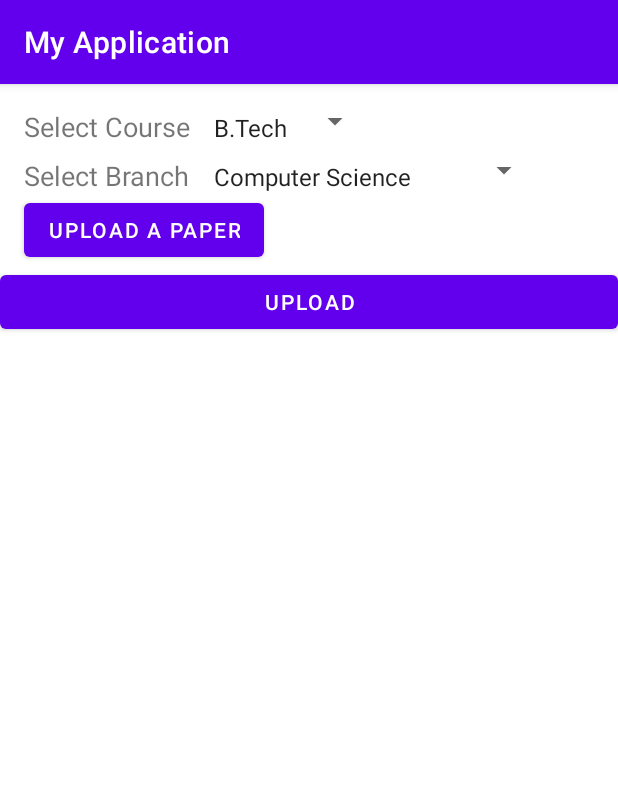
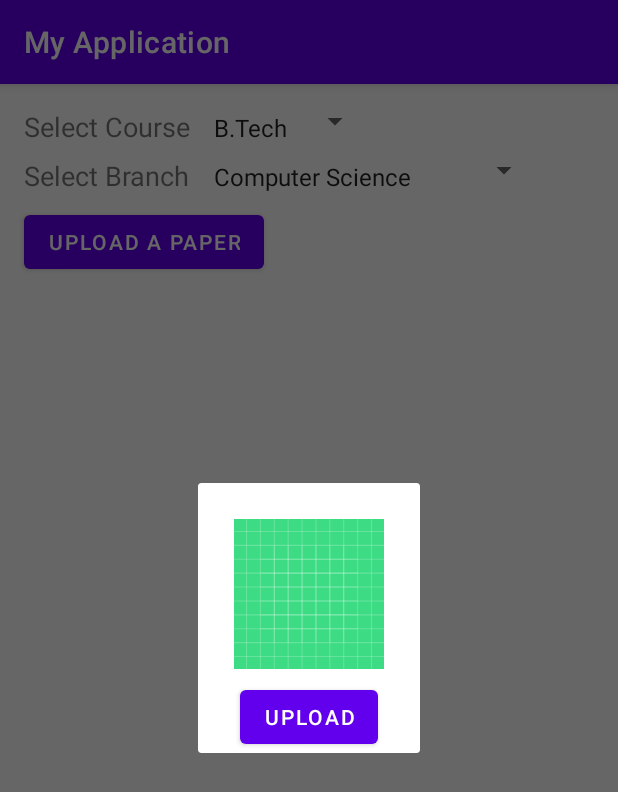
Before and after one commit to rishujam/paper, an Android app: the CollegeFragment screen opened through its navigation route, after a tap on "UPLOAD A PAPER", on a phone screen of 412 x 824 dp. Shown: the top 792 px of the screen. Run offline under Robolectric (Android 15) with nearby library versions, the phone set to English and light mode, and no system bars; our stand-ins replace Firebase (no records; nobody signed in at launch, a user with empty details on screens opened directly).

Commit message:
dialog to upload added

```diff
--- a/app/src/main/java/com/example/myapplication/CollegeFragment.kt
+++ b/app/src/main/java/com/example/myapplication/CollegeFragment.kt
@@ -1,37 +1,20 @@
 
 package com.example.myapplication
 
-import android.app.Activity
-import android.content.Intent
-import android.database.Cursor
-import android.net.Uri
 import android.os.Bundle
-import android.provider.MediaStore
 import android.view.LayoutInflater
 import android.view.View
 import android.view.ViewGroup
 import android.widget.AdapterView
 import android.widget.Toast
-import androidx.core.net.toFile
 import androidx.fragment.app.Fragment
 import com.example.myapplication.databinding.FragmentCollegeBinding
-import com.google.firebase.ktx.Firebase
-import com.google.firebase.storage.ktx.storage
-import kotlinx.coroutines.CoroutineScope
-import kotlinx.coroutines.Dispatchers
-import kotlinx.coroutines.launch
-import kotlinx.coroutines.tasks.await
-import kotlinx.coroutines.withContext
-import java.lang.Exception
 
-private const val REQUEST_CODE_IMAGE_PICK =0
 
 class CollegeFragment : Fragment() {
 
     private var _binding: FragmentCollegeBinding? = null
     private val binding get() = _binding!!
-    var currFile:Uri? = null
-    val imageRef = Firebase.storage.reference
 
     override fun onCreateView(
         inflater: LayoutInflater, container: ViewGroup?,
@@ -48,44 +31,16 @@ class CollegeFragment : Fragment() {
             }
         }
         binding.btnUploadFile.setOnClickListener{
-            Intent(Intent.ACTION_GET_CONTENT).also {
-                it.type = "image/*"
-                startActivityForResult(it,REQUEST_CODE_IMAGE_PICK)
-            }
-        }
-        binding.button3.setOnClickListener {
-            uploadImageToStorage("myImage")
+            var dialog = CustomUploadDialog()
+            dialog.show(childFragmentManager,"customDialog")
         }
         return binding.root
     }
 
-    override fun onActivityResult(requestCode: Int, resultCode: Int, data: Intent?) {
-        super.onActivityResult(requestCode, resultCode, data)
-        if(resultCode == Activity.RESULT_OK && requestCode== REQUEST_CODE_IMAGE_PICK){
-            data?.data?.let {
-                currFile = it
-            }
-        }
-    }
 
     override fun onDestroyView() {
         super.onDestroyView()
         _binding = null
     }
 
-    private fun uploadImageToStorage(filename:String) = CoroutineScope(Dispatchers.IO).launch {
-        try {
-            currFile?.let {
-                imageRef.child("images/$filename").putFile(it).await()
-                withContext(Dispatchers.Main){
-                    Toast.makeText(context,"Successfully Uploaded",Toast.LENGTH_SHORT).show()
-                }
-            }
-        }catch (e:Exception){
-            withContext(Dispatchers.Main){
-                Toast.makeText(context,e.message,Toast.LENGTH_LONG).show()
-            }
-        }
-    }
-
 }
--- /dev/null
+++ b/app/src/main/java/com/example/myapplication/CustomUploadDialog.kt
@@ -0,0 +1,71 @@
+package com.example.myapplication
+
+import android.app.Activity
+import android.content.Intent
+import android.net.Uri
+import android.os.Bundle
+import android.view.LayoutInflater
+import android.view.View
+import android.view.ViewGroup
+import android.widget.Toast
+import androidx.fragment.app.DialogFragment
+import com.example.myapplication.databinding.DialogUploadBinding
+import com.example.myapplication.databinding.FragmentCollegeBinding
+import com.google.firebase.ktx.Firebase
+import com.google.firebase.storage.ktx.storage
+import kotlinx.coroutines.CoroutineScope
+import kotlinx.coroutines.Dispatchers
+import kotlinx.coroutines.launch
+import kotlinx.coroutines.tasks.await
+import kotlinx.coroutines.withContext
+import java.lang.Exception
+
+private const val REQUEST_CODE_IMAGE_PICK =0
+
+class CustomUploadDialog : DialogFragment() {
+
+    private var _binding: DialogUploadBinding? = null
+    private val binding get() = _binding!!
+    var currFile: Uri? = null
+    private val imageRef = Firebase.storage.reference
+
+    override fun onCreateView(inflater: LayoutInflater, container: ViewGroup?, savedInstanceState: Bundle?): View? {
+        _binding = DialogUploadBinding.inflate(inflater, container, false)
+        binding.ivPreview.setOnClickListener {
+            Intent(Intent.ACTION_GET_CONTENT).also {
+                it.type = "image/*"
+                startActivityForResult(it,REQUEST_CODE_IMAGE_PICK)
+            }
+        }
+        binding.btnUpload.setOnClickListener{
+            uploadImageToStorage("myImage")
+        }
+        return binding.root
+    }
+
+
+    override fun onActivityResult(requestCode: Int, resultCode: Int, data: Intent?) {
+        super.onActivityResult(requestCode, resultCode, data)
+        if(resultCode == Activity.RESULT_OK && requestCode== REQUEST_CODE_IMAGE_PICK){
+            data?.data?.let {
+                currFile = it
+                binding.ivPreview.setImageURI(it)
+            }
+        }
+    }
+
+    private fun uploadImageToStorage(filename:String) = CoroutineScope(Dispatchers.IO).launch {
+        try {
+            currFile?.let {
+                imageRef.child("images/$filename").putFile(it).await()
+                withContext(Dispatchers.Main){
+                    Toast.makeText(context,"Successfully Uploaded", Toast.LENGTH_SHORT).show()
+                }
+            }
+        }catch (e: Exception){
+            withContext(Dispatchers.Main){
+                Toast.makeText(context,e.message, Toast.LENGTH_LONG).show()
+            }
+        }
+    }
+}
--- /dev/null
+++ b/app/src/main/res/layout/dialog_upload.xml
@@ -0,0 +1,31 @@
+<?xml version="1.0" encoding="utf-8"?>
+<androidx.constraintlayout.widget.ConstraintLayout
+    xmlns:android="http://schemas.android.com/apk/res/android"
+    xmlns:app="http://schemas.android.com/apk/res-auto"
+    xmlns:tools="http://schemas.android.com/tools"
+    android:layout_width="match_parent"
+    android:layout_height="match_parent">
+
+    <ImageView
+        android:id="@+id/ivPreview"
+        android:layout_width="100dp"
+        android:layout_height="100dp"
+        android:layout_margin="24dp"
+        android:src="@drawable/ic_launcher_background"
+        app:layout_constraintEnd_toEndOf="parent"
+        app:layout_constraintStart_toStartOf="parent"
+        app:layout_constraintTop_toTopOf="parent" />
+
+    <Button
+        android:id="@+id/btnUpload"
+        android:layout_width="wrap_content"
+        android:layout_height="wrap_content"
+        android:text="Upload"
+        android:layout_marginTop="8dp"
+        android:layout_marginLeft="16dp"
+        android:layout_marginRight="16dp"
+        android:layout_marginBottom="16dp"
+        app:layout_constraintEnd_toEndOf="parent"
+        app:layout_constraintStart_toStartOf="parent"
+        app:layout_constraintTop_toBottomOf="@+id/ivPreview" />
+</androidx.constraintlayout.widget.ConstraintLayout>
--- a/app/src/main/res/layout/fragment_college.xml
+++ b/app/src/main/res/layout/fragment_college.xml
@@ -64,22 +64,9 @@
             android:id="@+id/btnUploadFile"
             android:layout_width="wrap_content"
             android:layout_height="wrap_content"
+            android:layout_marginTop="8dp"
             android:layout_marginLeft="16dp"
             android:text="Upload a paper"/>
-
-        <Button
-            android:id="@+id/button3"
-            android:layout_width="match_parent"
-            android:layout_height="wrap_content"
-            android:text="Upload" />
-
-        <TextView
-            android:id="@+id/tvFileName"
-            android:layout_marginLeft="16dp"
-            android:layout_marginTop="8dp"
-            android:textSize="18sp"
-            android:layout_width="wrap_content"
-            android:layout_height="wrap_content"/>
 
         <androidx.recyclerview.widget.RecyclerView
             android:id="@+id/rvPapers"
```
Also changed, not shown: app/src/main/res/values/strings.xml (line endings or trailing spaces).
